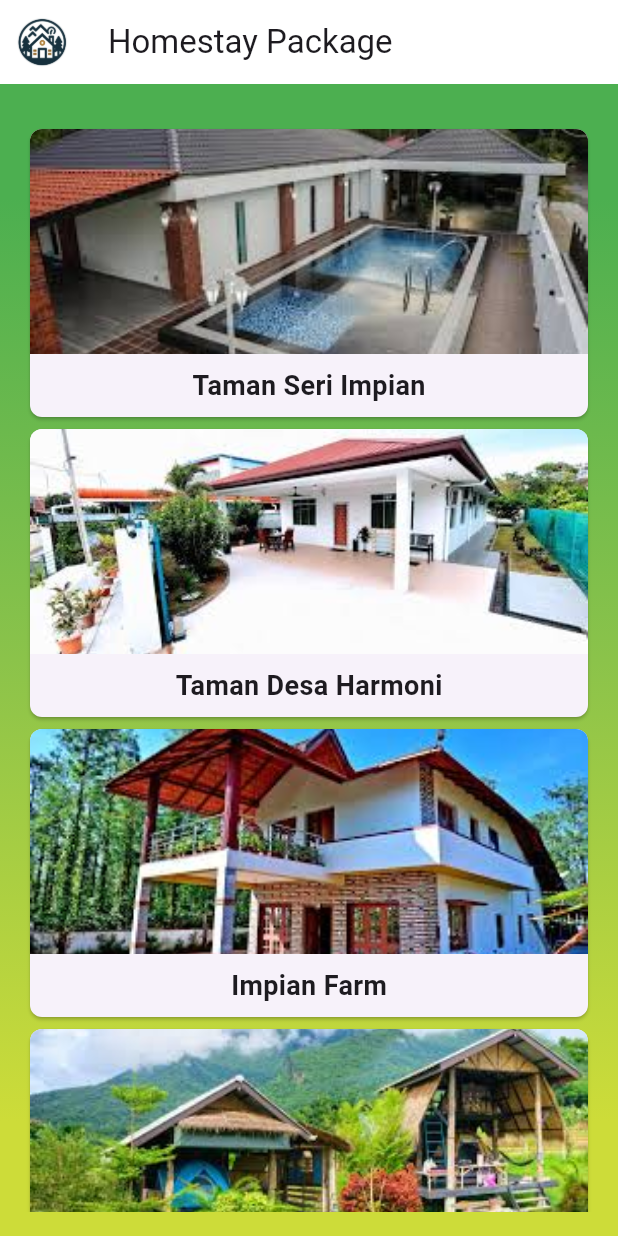
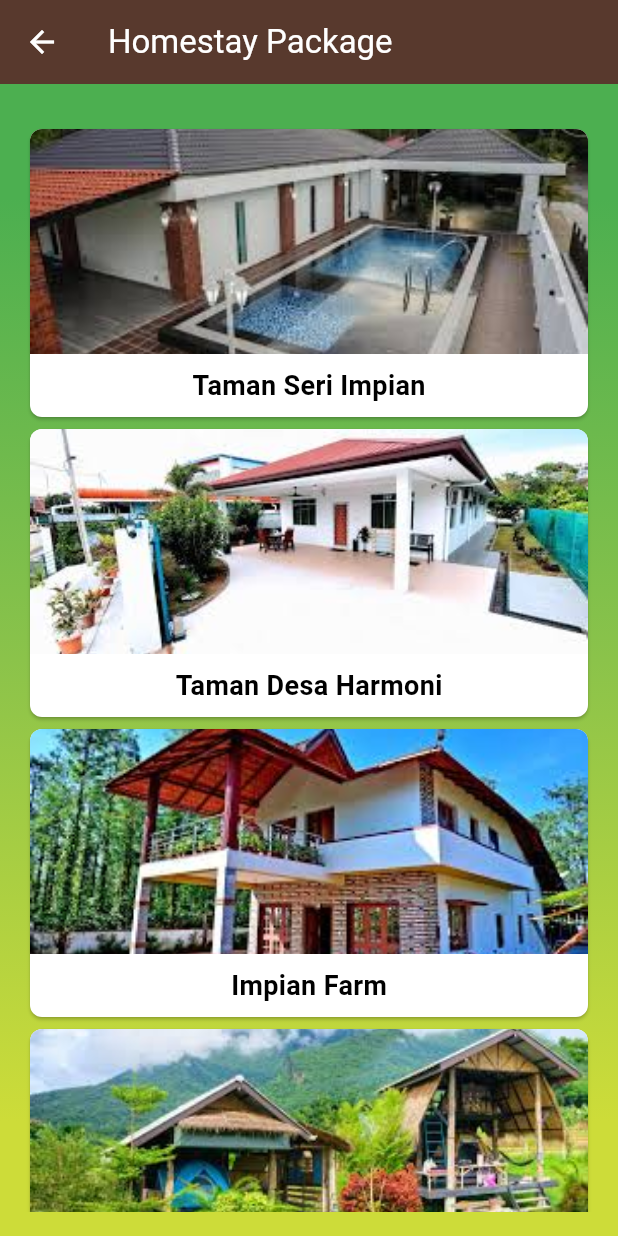
Before and after one commit to afeefnih/Assignment-Mobile, a Flutter app: the screen it shows after launch, after a tap on "View Packages", on a phone screen of 412 x 824 dp. Run offline on Flutter 3.47's test engine with Material 3 defaults, Android fonts, the phone set to English and light mode, and no system bars; our stand-ins replace flutter_rating_bar, sqflite; accounts and stored records are empty.

Commit message:
user view

```diff
--- a/lib/main.dart
+++ b/lib/main.dart
@@ -12,8 +12,16 @@ class MyApp extends StatelessWidget {
     );
     return MaterialApp(
       title: 'Homestay Booking',
-      theme: ThemeData(
-        primarySwatch: Colors.green,
+      theme: ThemeData(colorScheme: const ColorScheme.light(
+          primary: Color.fromARGB(255, 39, 35, 45),
+          background: const Color.fromARGB(255, 88, 57, 45),
+        ),
+        dialogBackgroundColor: Color.fromARGB(255, 255, 255, 255),
+        appBarTheme: const AppBarTheme(
+          backgroundColor: const Color.fromARGB(255, 88, 57, 45),
+          foregroundColor: Color.fromARGB(255, 255, 255, 255),
+          // Set the app bar color here
+        ),
         elevatedButtonTheme: ElevatedButtonThemeData(
           style: ElevatedButton.styleFrom(
               backgroundColor: const Color.fromARGB(255, 88, 57, 45),
--- a/lib/views/package_view.dart
+++ b/lib/views/package_view.dart
@@ -4,22 +4,32 @@ import 'login.dart';
 import 'package:flutter/material.dart';
 
 class PackageView extends StatelessWidget {
-  final int? id;
-  const PackageView({Key? key, this.id}) : super(key: key);
-
+  const PackageView({super.key, this.id});
+final int? id;
   @override
   Widget build(BuildContext context) {
     return Scaffold(
       appBar: AppBar(
         title: const Text('Homestay Package'),
-        backgroundColor: Colors.white,
         leading: IconButton(
-          icon: Image.asset('assets/icon.jpg'),
+          icon: const Icon(Icons.arrow_back),
           onPressed: () {
             Navigator.pop(context);
           },
         ),
       ),
+      body: PackageContent(id: id,),
+    );
+  }
+}
+
+class PackageContent extends StatelessWidget {
+  final int? id;
+  const PackageContent({Key? key, this.id}) : super(key: key);
+
+  @override
+  Widget build(BuildContext context) {
+    return Scaffold(
       body: Container(
         width: double.infinity,
         height: double.infinity,
@@ -134,7 +144,8 @@ class PackageView extends StatelessWidget {
                     context,
                     MaterialPageRoute(
                       builder: (context) => BookingForm(
-                        id: id!, price: homestay.price,
+                        id: id!,
+                        price: homestay.price,
                       ),
                     ),
                   );
--- a/lib/views/profile.dart
+++ b/lib/views/profile.dart
@@ -23,7 +23,8 @@ class ProfileTab extends StatelessWidget {
   Widget build(BuildContext context) {
     return Scaffold(
       appBar: AppBar(
-        title: Text('Profile'),
+        title: const Text('Profile'),
+        automaticallyImplyLeading: false,
       ),
       body: Container(
         width: double.infinity,
--- a/lib/views/welcome.dart
+++ b/lib/views/welcome.dart
@@ -1,5 +1,5 @@
 import 'package:flutter/material.dart';
-import 'package:flutter/widgets.dart';
+import 'package:flutter/services.dart';
 import 'login.dart';
 import 'register.dart';
 import 'package_view.dart';
@@ -10,7 +10,9 @@ class Welcome extends StatelessWidget {
   @override
   Widget build(BuildContext context) {
     return Scaffold(
-      body: Container(
+
+      body: AnnotatedRegion<SystemUiOverlayStyle>(
+        value: SystemUiOverlayStyle.dark,
         child: Stack(
           children: [
             Column(
```
Also changed, not shown: lib/views/login.dart (+6 -4 lines), lib/views/register.dart (+8 -3 lines), lib/views/user_tab.dart (+19 -1 lines).
